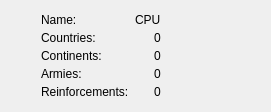
TaimoorRana/Risk, file gui/playerinfowidget.ui: the form before one commit.
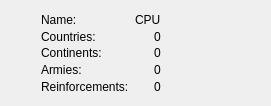
The form after the commit.

Commit message: Made vertical bar next to player widget bigger

What changed in the file:
```diff
--- a/gui/playerinfowidget.ui
+++ b/gui/playerinfowidget.ui
@@ -13,7 +13,9 @@
   <property name="windowTitle">
    <string>Form</string>
   </property>
-  <layout class="QHBoxLayout" name="horizontalLayout">
+  <layout class="QVBoxLayout" name="verticalLayout_2">
+   <item>
+    <layout class="QHBoxLayout" name="horizontalLayout_4">
    <item>
     <layout class="QVBoxLayout" name="verticalLayout">
      <item>
@@ -34,7 +36,7 @@
        <property name="minimumSize">
         <size>
          <width>24</width>
-         <height>90</height>
+           <height>64</height>
         </size>
        </property>
        <property name="text">
@@ -54,6 +56,11 @@
      </property>
      <item>
       <widget class="QLabel" name="nameLabel">
+         <property name="font">
+          <font>
+           <family>Helvetica Neue</family>
+          </font>
+         </property>
        <property name="text">
         <string>Name: </string>
        </property>
@@ -143,6 +150,8 @@
       </size>
      </property>
     </spacer>
+     </item>
+    </layout>
    </item>
   </layout>
  </widget>
```
Lines whose indentation alone changed are shown as unchanged. The commit also changes 3 other files.
